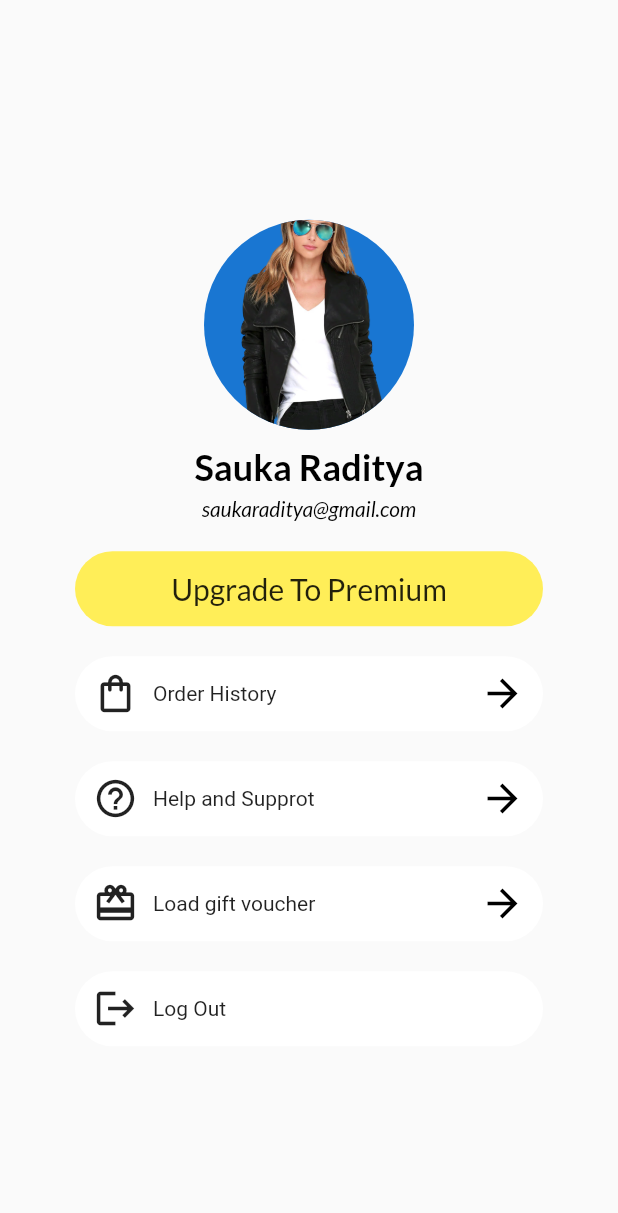
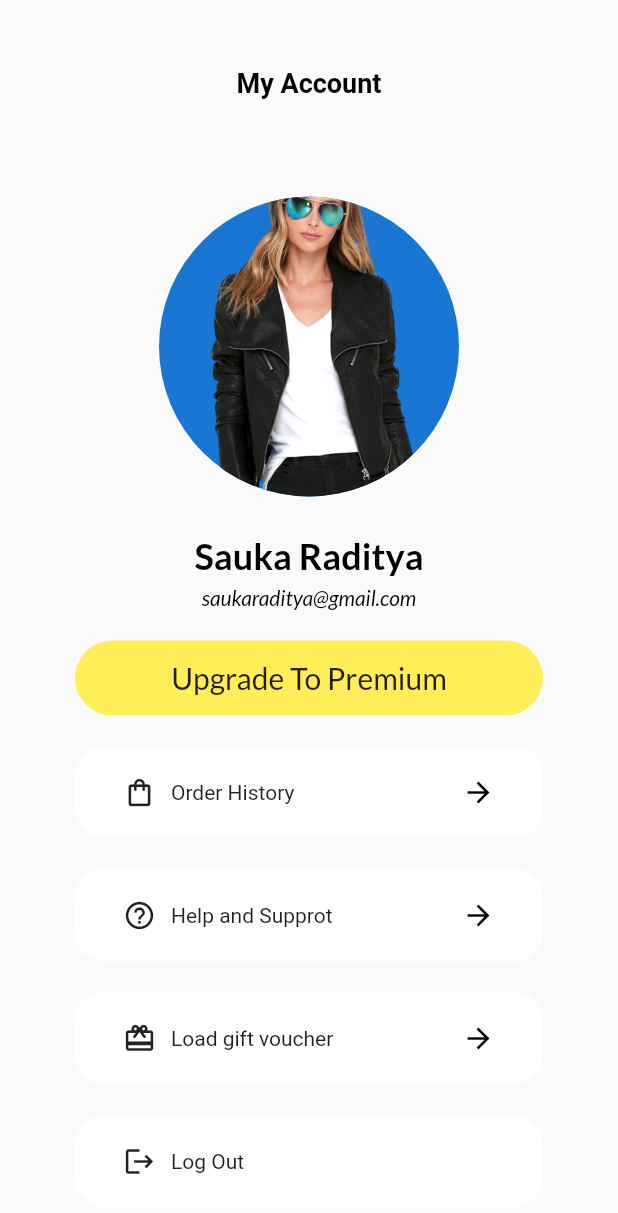
Before and after one commit to RadityaRevanto/Projek_PAS, a Flutter app: the ProfilPage screen opened directly, on a phone screen of 412 x 824 dp. Shown: the top 1213 px of the screen. Run offline on Flutter 3.47's test engine with Material 2 defaults, Android fonts, the light colour scheme and no system bars; our stand-ins replace bloc, carousel_slider, equatable, flutter_bloc, flutter_svg, font_awesome_flutter and 1 more.

Commit message:
[RR] update ProfilePage

```diff
--- a/lib/HomePage/home_page.dart
+++ b/lib/HomePage/home_page.dart
@@ -10,8 +10,9 @@ class HomePage extends StatelessWidget{
   Widget build(BuildContext context){
     return Scaffold(
       backgroundColor: Theme.of(context).backgroundColor,
-      body: SingleChildScrollView(
-        child: Column(
+        body: ListView(
+          children: [
+            Column(
               crossAxisAlignment: CrossAxisAlignment.start,
               children: [
                 CustomAppBar(),
@@ -20,6 +21,7 @@ class HomePage extends StatelessWidget{
                 NewArivval2(),
               ],
             ),
+          ],
         ),
     );
   }
--- a/lib/ProfilPage/profile_page.dart
+++ b/lib/ProfilPage/profile_page.dart
@@ -7,7 +7,9 @@ class ProfilPage extends StatelessWidget {
   @override
   Widget build(BuildContext context) {
     return Scaffold(
-      body: Center(
+      body: ListView(
+        children: [
+          Center(
             child: Padding(
               padding:
               const EdgeInsets.only(left: 50, right: 50, bottom: 20, top: 20),
@@ -15,12 +17,31 @@ class ProfilPage extends StatelessWidget {
                 mainAxisAlignment: MainAxisAlignment.center,
                 crossAxisAlignment: CrossAxisAlignment.center,
                 children: [
+                  Align(
+                    alignment: Alignment.topCenter,
+                    child: Padding(
+                      padding: EdgeInsets.all(25),
+                      child: Text(
+                        "My Account",
+                        style: TextStyle(
+                            color: Colors.black,
+                            fontWeight: FontWeight.bold,
+                            fontSize: 18),
+                      ),
+                    ),
+                  ),
                   SizedBox(
                     height: 20,
                   ),
-              CircleAvatar(
-                radius: 70,
+                  Align(
+                    alignment: Alignment.topCenter,
+                    child: Padding(
+                      padding: EdgeInsets.fromLTRB(0, 20, 0, 15),
+                      child: CircleAvatar(
+                        radius: 100,
                         backgroundImage: AssetImage('assets/images/Warm Jacket.png'),
+                      ),
+                    ),
                   ),
                   SizedBox(
                     height: 10,
@@ -100,6 +121,8 @@ class ProfilPage extends StatelessWidget {
               ),
             ),
           ),
+        ],
+      ),
     );
   }
 }
@@ -117,10 +140,9 @@ class ProfileMenu extends StatelessWidget {
         decoration: BoxDecoration(
             color: Colors.white,
             borderRadius: BorderRadius.all(
-              Radius.circular(30),
+              Radius.circular(20),
             )),
-        height: 50,
-        width: 500,
+        padding: EdgeInsets.all(20),
         child: Row(
           mainAxisAlignment: MainAxisAlignment.spaceBetween,
           children: [
@@ -130,7 +152,7 @@ class ProfileMenu extends StatelessWidget {
                   padding: const EdgeInsets.only(left: 12.0),
                   child: Icon(
                     icon,
-                    size: 30,
+                    size: 22,
 
                   ),
                 ),
@@ -148,7 +170,7 @@ class ProfileMenu extends StatelessWidget {
               padding: const EdgeInsets.only(right: 12.0),
               child: Icon(
                 Icons.arrow_forward,
-                      size: 30,
+                size: 22,
                 color: Colors.black,
               ),
             )
```
Lines whose indentation alone changed are shown as unchanged.
